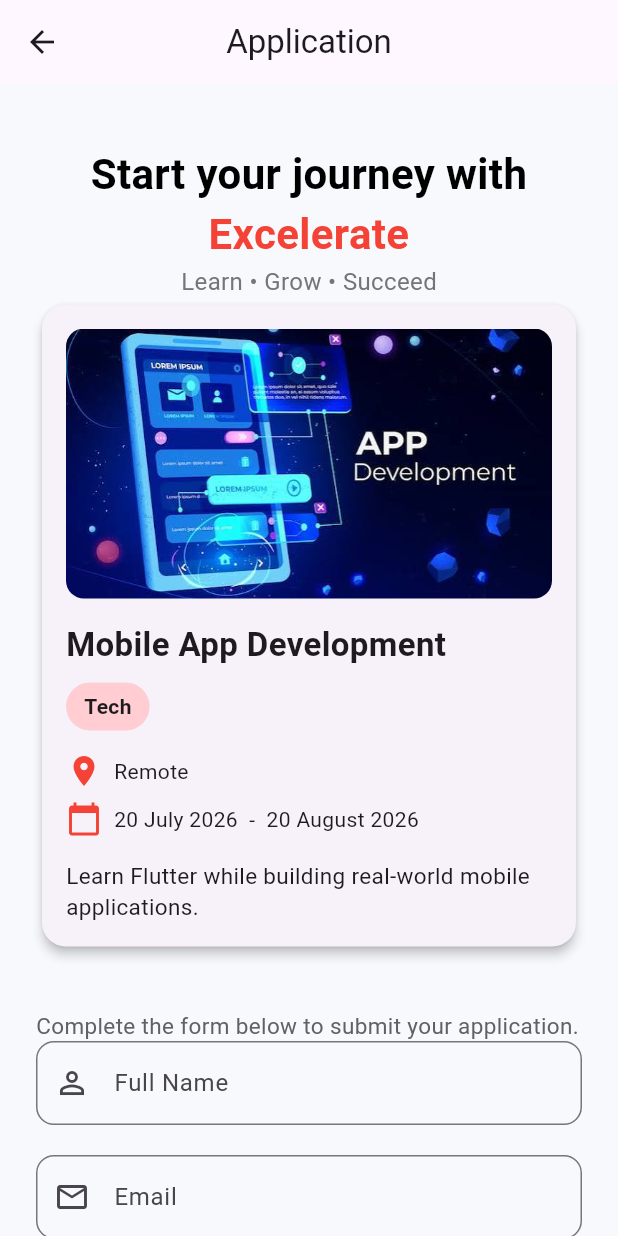
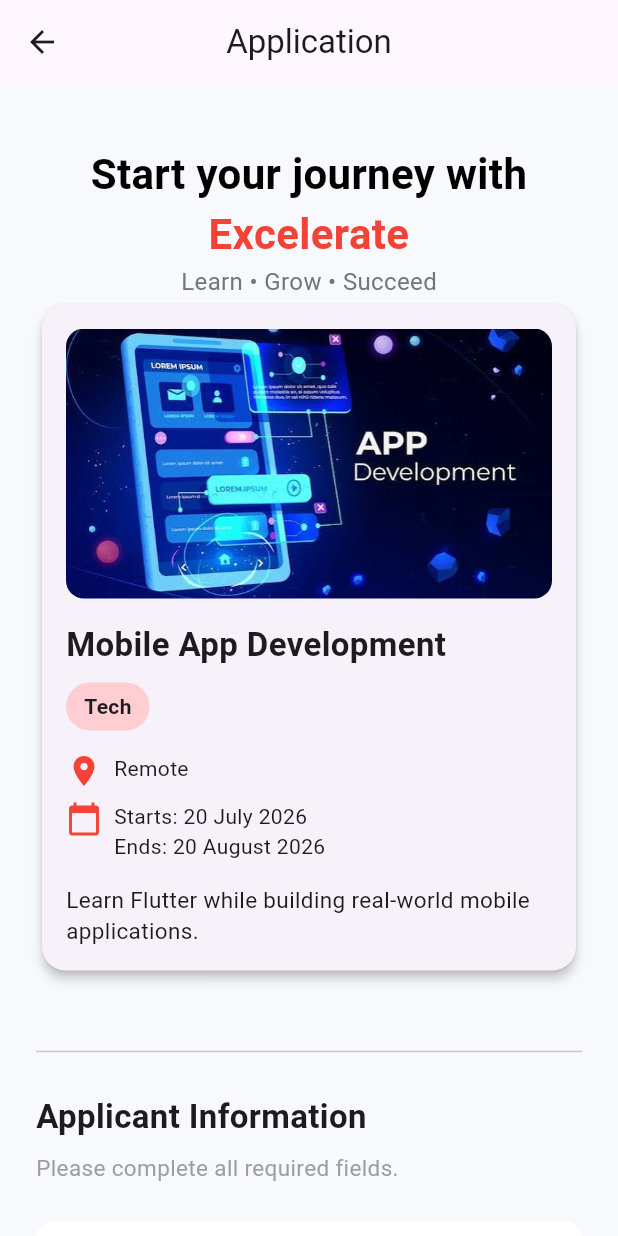
Before and after one commit to venesia07/FlutterMobileApp, a Flutter app: the ApplicationScreen screen opened directly with sample values from the repository, on a phone screen of 412 x 824 dp. Run offline on Flutter 3.47's test engine with Material 3 defaults, Android fonts, the phone set to English and light mode, and no system bars.

Commit message:
Polish application screen UI especially focusing on the layout

```diff
--- a/lib/screens/application_screen.dart
+++ b/lib/screens/application_screen.dart
@@ -31,12 +31,67 @@
   }
 
   void submitApplication() {
+
   if (_formKey.currentState!.validate()) {
-      ScaffoldMessenger.of(context).showSnackBar(
-        const SnackBar(
-          content: Text("Application submitted successfully!"),
-          backgroundColor: Colors.green,
+
+    showDialog(
+
+      context: context,
+
+      barrierDismissible: false,
+
+      builder: (context) {
+
+        return AlertDialog(
+
+          shape: RoundedRectangleBorder(
+            borderRadius: BorderRadius.circular(18),
           ),
+
+          title: const Column(
+            mainAxisSize: MainAxisSize.min,
+            children: [
+              Icon(
+                Icons.check_circle,
+                color: Colors.green,
+                size: 45,
+              ),
+              SizedBox(height: 10),
+              Text(
+                "Application Submitted",
+                textAlign: TextAlign.center,
+              ),
+            ],
+          ),
+
+          content: const Text(
+            "Thank you for applying!\n\nYour application has been submitted successfully. Our team will contact you if you are shortlisted.",
+          ),
+
+          actions: [
+
+            ElevatedButton(
+
+              style: ElevatedButton.styleFrom(
+                backgroundColor: Colors.red,
+              ),
+
+              onPressed: () {
+
+                Navigator.pop(context);
+
+                Navigator.pop(context);
+
+              },
+
+              child: const Text(
+                "OK",
+                style: TextStyle(color: Colors.white),
+              ),
+            )
+          ],
+        );
+      },
     );
 
     _formKey.currentState!.reset();
@@ -82,28 +137,28 @@
 
             const SizedBox(height: 20),
 
-          Center(
+          Padding(
+            padding: const EdgeInsets.symmetric(horizontal: 16),
             child: Text.rich(
               TextSpan(
-                style: TextStyle(
+                style: const TextStyle(
                   fontSize: 28,
                   fontWeight: FontWeight.bold,
                   color: Colors.black,
                 ),
-                children: [
+                children: const [
                   TextSpan(text: "Start your journey with "),
                   TextSpan(
                     text: "Excelerate",
-                    style: TextStyle(
-                      color: Colors.red,
+                    style: TextStyle(color: Colors.red),
+                  ),
+                ],
+              ),
+              textAlign: TextAlign.center,
+              softWrap: true,
             ),
           ),
 
-                ],
-              ),
-              textAlign: TextAlign.center,
-            ),
-          ),
           Center(
             child: Text(
                             "Learn • Grow • Succeed",
@@ -146,6 +201,8 @@
                     fontSize: 22,
                     fontWeight: FontWeight.bold,
                   ),
+                  maxLines: 2,
+                  overflow: TextOverflow.ellipsis,
                 ),
 
                   const SizedBox(height: 10),
@@ -173,28 +230,38 @@
                   const SizedBox(height: 15),
 
                   Row(
+                  crossAxisAlignment: CrossAxisAlignment.start,
                   children: [
-                      const Icon(Icons.location_on,
-                          color: Colors.red),
+                    const Icon(
+                      Icons.location_on,
+                      color: Colors.red,
+                    ),
 
                     const SizedBox(width: 8),
 
-                      Text(widget.program.location),
+                    Expanded(
+                      child: Text(
+                        widget.program.location,
+                      ),
+                    ),
                   ],
                 ),
 
                   const SizedBox(height: 8),
 
                   Row(
+                  crossAxisAlignment: CrossAxisAlignment.start,
                   children: [
-                      const Icon(Icons.calendar_today,
-                          color: Colors.red),
+                    const Icon(
+                      Icons.calendar_today,
+                      color: Colors.red,
+                    ),
 
                     const SizedBox(width: 8),
 
                     Expanded(
                       child: Text(
-                          "${widget.program.startDate}  -  ${widget.program.endDate}",
+                        "Starts: ${widget.program.startDate}\nEnds: ${widget.program.endDate}",
                       ),
                     ),
                   ],
@@ -214,23 +281,41 @@
 
           const SizedBox(height: 30),
 
+            const Divider(
+              thickness: 1,
+              height: 40,
+            ),
+            const SizedBox(height: 8),
+
+            const Text(
+                "Applicant Information",
+                style: TextStyle(
+                  fontSize: 22,
+                  fontWeight: FontWeight.bold,
+                ),
+              ),
 
               const SizedBox(height: 8),
 
               Text(
-              "Complete the form below to submit your application.",
+                "Please complete all required fields.",
                 style: TextStyle(
-                color: Colors.grey.shade700,
+                  color: Colors.grey,
                   fontSize: 15,
                 ),
               ),
+
+              const SizedBox(height: 25),
               TextFormField(
                 controller: _nameController,
                 decoration: InputDecoration(
                   labelText: "Full Name",
                   prefixIcon: Icon(Icons.person_outline),
+                  filled: true,
+                  fillColor: Colors.white,
                   border: OutlineInputBorder(
                     borderRadius: BorderRadius.circular(12),
+                    borderSide: BorderSide.none,
                   ),
                 ),
                 validator: (value) {
@@ -248,8 +333,11 @@
                 decoration:  InputDecoration(
                   labelText: "Email",
                   prefixIcon: Icon(Icons.email_outlined),
+                  filled: true,
+                  fillColor: Colors.white,
                   border: OutlineInputBorder(
                     borderRadius: BorderRadius.circular(12),
+                    borderSide: BorderSide.none,
                   ),
                 ),
                 keyboardType: TextInputType.emailAddress,
@@ -274,10 +362,13 @@
                 controller: _phoneController,
                 keyboardType: TextInputType.phone,
                 decoration:  InputDecoration(
+                  filled: true,
+                  fillColor: Colors.white,
                   labelText: "Phone Number",
                   prefixIcon: Icon(Icons.call_outlined),
                   border: OutlineInputBorder(
                     borderRadius: BorderRadius.circular(12),
+                    borderSide: BorderSide.none,
                   ),
                 ),
                 validator: (value) {
@@ -296,8 +387,11 @@
                 decoration:  InputDecoration(
                   labelText: "Why are you applying",
                   prefixIcon: Icon(Icons.edit_note_outlined),
+                  filled: true,
+                  fillColor: Colors.white,
                   border: OutlineInputBorder(
                     borderRadius: BorderRadius.circular(12),
+                    borderSide: BorderSide.none,
                   ),
                 ),
                 validator: (value) {
@@ -337,8 +431,8 @@
                 child: const Text(
                   "Submit Application",
                   style: TextStyle(
-                    fontSize: 16,
-                    fontWeight: FontWeight.w600,
+                    fontSize: 17,
+                    fontWeight: FontWeight.bold,
                   ),
                 ),
               ),
```
Lines whose indentation alone changed are shown as unchanged.
